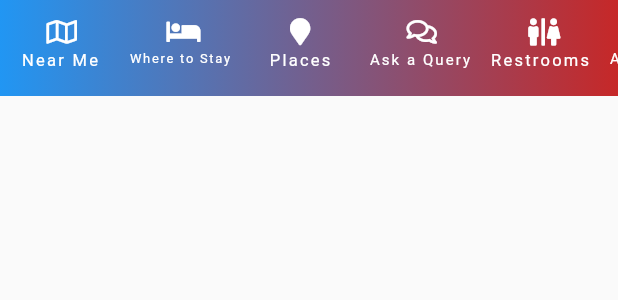
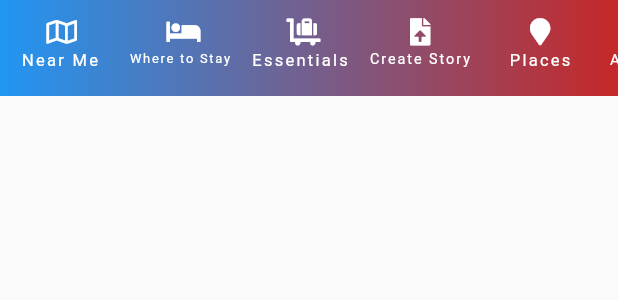
Before and after one commit to sunpra1/tourism, a Flutter app: the AppBottomNavigationBar widget shown alone on an empty page, opened directly, on a phone screen of 412 x 824 dp. Shown: the top 300 px of the screen. Run offline on Flutter 3.47's test engine with Material 2 defaults, Android fonts, the light colour scheme and no system bars; our stand-ins replace flutter_widget_from_html_core, font_awesome_flutter, geolocator, image_picker, shared_preferences, toast and 1 more; accounts and stored records are empty; network calls fail; Roboto replaces fonts that are missing (Sans).

Commit message:
Menu added and permission removed

```diff
--- a/lib/models/menu.dart
+++ b/lib/models/menu.dart
@@ -18,10 +18,22 @@ enum MenuType {
   map,
   nearMe,
   whereToStay,
+  essentials,
+  createStory,
   places,
   askAQuery,
   restrooms,
   audioGuide,
+  panchpokhariAtGlance,
+  destinations,
+  eBrochure,
+  travelDesk,
+  smartAssist,
+  tourPackages,
+  myTrips,
+  nearBy,
+  socialChannels,
+  settings
 }
 
 extension MenuTypeExt on MenuType {
@@ -70,6 +82,42 @@ extension MenuTypeExt on MenuType {
       case MenuType.audioGuide:
         value = "Audio Guide";
         break;
+      case MenuType.essentials:
+        value = "Essentials";
+        break;
+      case MenuType.createStory:
+        value = "Create Story";
+        break;
+      case MenuType.panchpokhariAtGlance:
+        value = "PANCHPOKHARI AT GLANCE";
+        break;
+      case MenuType.destinations:
+        value = "DESTINATIONS";
+        break;
+      case MenuType.eBrochure:
+        value = "E-BROCHURE";
+        break;
+      case MenuType.travelDesk:
+        value = "TRAVEL DESK";
+        break;
+      case MenuType.smartAssist:
+        value = "SMART ASSIST";
+        break;
+      case MenuType.tourPackages:
+        value = "TOUR PACKAGES";
+        break;
+      case MenuType.myTrips:
+        value = "MY TRIPS";
+        break;
+      case MenuType.nearBy:
+        value = "NEAR BY";
+        break;
+      case MenuType.socialChannels:
+        value = "SOCIAL CHANNELS";
+        break;
+      case MenuType.settings:
+        value = "SETTINGS";
+        break;
     }
     return value;
   }
--- a/lib/widgets/app_bottom_navigation_bar.dart
+++ b/lib/widgets/app_bottom_navigation_bar.dart
@@ -19,6 +19,14 @@ class AppBottomNavigationBar extends StatelessWidget {
       Menu(
         menuType: MenuType.whereToStay,
         icon: FaIcon(FontAwesomeIcons.bed).icon,
+      ),
+      Menu(
+        menuType: MenuType.essentials,
+        icon: FaIcon(FontAwesomeIcons.luggageCart).icon,
+      ),
+      Menu(
+        menuType: MenuType.createStory,
+        icon: FaIcon(FontAwesomeIcons.fileUpload).icon,
       ),
       Menu(
         menuType: MenuType.places,
```
Also changed, not shown: lib/widgets/app_drawer.dart (+40 -0 lines), pubspec.lock, 23 other files.
